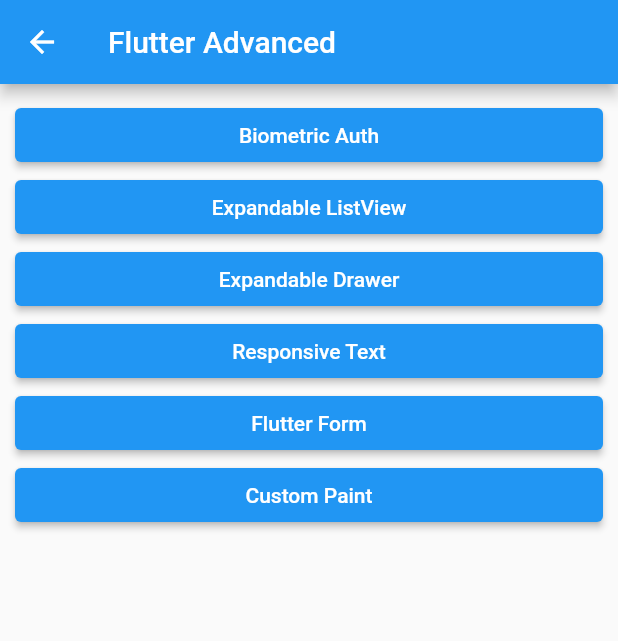
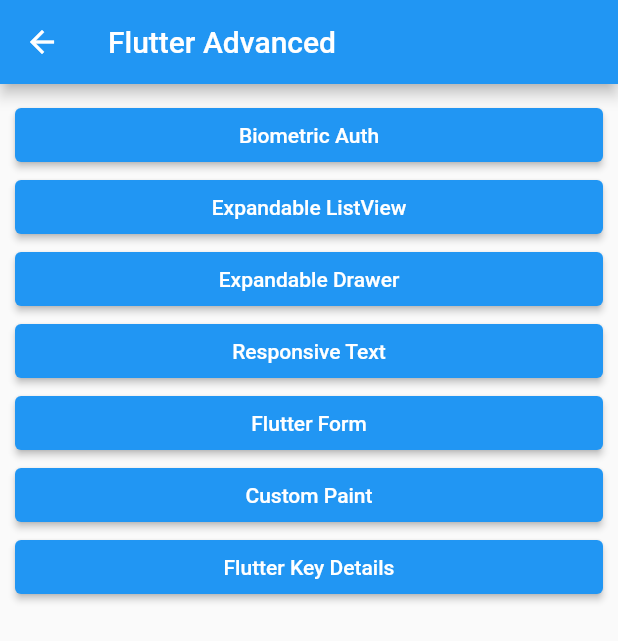
Before and after one commit to ruhulmath08/flutter_a2z, a Flutter app: the FlutterAdvanced screen opened by its route, on a phone screen of 412 x 824 dp. Shown: the top 641 px of the screen. Run offline on Flutter 3.47's test engine with Material 2 defaults, Android fonts, the phone set to English and light mode, and no system bars; our stand-ins replace auto_size_text, carousel_slider, flutter_speed_dial, grouped_list, local_auth, toast; missing offline and left inert: flutter_reaction_button, flutter_syntax_view, giffy_dialog, rotated_corner_decoration.

Commit message:
update flutter_advanced

```diff
--- a/lib/routing/router.dart
+++ b/lib/routing/router.dart
@@ -6,6 +6,7 @@ import 'package:flutter_a2z/screens/flutter_advanced/crud/flutter_crud_add/flutt
 import 'package:flutter_a2z/screens/flutter_advanced/expandable_drawer/expandable_drawer.dart';
 import 'package:flutter_a2z/screens/flutter_advanced/flutter_advanced.dart';
 import 'package:flutter_a2z/screens/flutter_advanced/flutter_form/flutter_form.dart';
+import 'package:flutter_a2z/screens/flutter_advanced/flutter_key_details/flutter_key_details.dart';
 import 'package:flutter_a2z/screens/flutter_advanced/my_custom_paint/my_custom_paint.dart';
 import 'package:flutter_a2z/screens/flutter_advanced/responsive_text/responsive_text.dart';
 import 'package:flutter_a2z/screens/flutter_lifecycle/flutter_lifecycle.dart';
@@ -56,7 +57,7 @@ import 'package:flutter_a2z/screens/sign_up/sign_up_screen.dart';
 
 Route<dynamic> generateRoute(RouteSettings settings) {
   switch (settings.name) {
-    /*--------------------------------- Login : Start---------------------------------*/
+    //---------------------------------Login: Start--------------------------------------------
     case LOGIN_SCREEN_ROUTE:
       return MaterialPageRoute(
         builder: (context) => const LoginScreen(
@@ -64,18 +65,18 @@ Route<dynamic> generateRoute(RouteSettings settings) {
         ),
       );
       break;
-    /*--------------------------------- Login : End---------------------------------*/
+    //---------------------------------Login: End----------------------------------------------
 
-    /*--------------------------------- SignUp : Start---------------------------------*/
+    //---------------------------------SignUp: Start-------------------------------------------
     case SIGN_UP_SCREEN_ROUTE:
       return MaterialPageRoute(
         builder: (context) => const SignUpScreen(
           title: SIGN_UP_SCREEN__TITLE,
         ),
       );
-    /*--------------------------------- SignUp : End---------------------------------*/
+    //---------------------------------SignUp: End---------------------------------------------
 
-    /*--------------------------------- HomeScreen : Start------------------------------------*/
+    //---------------------------------HomeScreen: Start---------------------------------------
     case HOME_SCREEN_ROUTE:
       return MaterialPageRoute(
         builder: (context) => const HomeScreen(
@@ -83,9 +84,9 @@ Route<dynamic> generateRoute(RouteSettings settings) {
         ),
       );
       break;
-    /*--------------------------------- HomeScreen : End---------------------------------------*/
+    //---------------------------------HomeScreen: End-----------------------------------------
 
-    //----------------------------------FlutterAdvanced: Start----------------------------------
+    //---------------------------------FlutterAdvanced: Start----------------------------------
     //FlutterAdvanced
     case FLUTTER_ADVANCED_SCREEN_ROUTE:
       return MaterialPageRoute(
@@ -134,9 +135,17 @@ Route<dynamic> generateRoute(RouteSettings settings) {
           title: MY_CUSTOM_PAINT_SCREEN_TITLE,
         ),
       );
-    //----------------------------------FlutterAdvanced: End-----------------------------------
 
-    /*--------------------------------- Flutter Button : Start---------------------------------*/
+    //flutter_key_details
+    case FLUTTER_KEY_DETAILS_SCREEN_ROUTE:
+      return MaterialPageRoute(
+        builder: (context) => const FlutterKeyDetails(
+          title: FLUTTER_KEY_DETAILS_SCREEN_TITLE,
+        ),
+      );
+    //---------------------------------FlutterAdvanced: End------------------------------------
+
+    //---------------------------------FlutterButton: Start------------------------------------
     //button
     case FLUTTER_BUTTON_SCREEN_ROUTE:
       return MaterialPageRoute(
@@ -190,18 +199,18 @@ Route<dynamic> generateRoute(RouteSettings settings) {
         ),
       );
       break;
-    /*--------------------------------- Flutter Button : End---------------------------------*/
+    //---------------------------------FlutterButton: End--------------------------------------
 
-    /*--------------------------------- Flutter BottomNavigationView : Start---------------------------------*/
+    //---------------------------------FlutterBottomNavigationView: Start----------------------
     case FLUTTER_BOTTOM_NAVIGATION_VIEW_SCREEN_ROUTE:
       return MaterialPageRoute(
         builder: (context) => const MyBottomNavigation(
           title: FLUTTER_BOTTOM_NAVIGATION_VIEW_SCREEN_TITLE,
         ),
       );
-    /*--------------------------------- Flutter BottomNavigationView : End---------------------------------*/
+    //---------------------------------FlutterBottomNavigationView: End------------------------
 
-    /*--------------------------------- TabViewLayout : Start ---------------------------------*/
+    //---------------------------------TabViewLayout: Start -----------------------------------
     case FLUTTER_TAB_VIEW_SCREEN_ROUTE:
       return MaterialPageRoute(
         builder: (context) => const TabViewLayout(
@@ -209,9 +218,9 @@ Route<dynamic> generateRoute(RouteSettings settings) {
         ),
       );
       break;
-    /*--------------------------------- TabViewLayout : End ---------------------------------*/
+    //---------------------------------TabViewLayout: End -------------------------------------
 
-    /*--------------------------------- Flutter CRUD : Start---------------------------------*/
+    //---------------------------------FlutterCRUD: Start--------------------------------------
     //flutter CRUD
     case FLUTTER_CRUD_SCREEN_ROUTE:
       return MaterialPageRoute(
@@ -232,9 +241,9 @@ Route<dynamic> generateRoute(RouteSettings settings) {
 
     //flutter CRUD UPDATE
     //flutter CRUD
-    /*--------------------------------- Flutter CRUD : End---------------------------------*/
+    //---------------------------------FlutterCRUD: End----------------------------------------
 
-    /*--------------------------------- Flutter CARD : Start---------------------------------*/
+    //---------------------------------FlutterCARD: Start--------------------------------------
     //flutter card
     case FLUTTER_CARD_SCREEN_ROUTE:
       return MaterialPageRoute(
@@ -306,9 +315,9 @@ Route<dynamic> generateRoute(RouteSettings settings) {
         ),
       );
       break;
-    /*--------------------------------- Flutter CARD : End---------------------------------*/
+    //---------------------------------FlutterCARD: End----------------------------------------
 
-    /*--------------------------------- Flutter AlertDialog : Start---------------------------------*/
+    //---------------------------------FlutterAlertDialog: Start-------------------------------
     //flutter dialog
     case FLUTTER_DIALOG_SCREEN_ROUTE:
       return MaterialPageRoute(
@@ -362,9 +371,9 @@ Route<dynamic> generateRoute(RouteSettings settings) {
         ),
       );
       break;
-    /*--------------------------------- Flutter AlertDialog : End---------------------------------*/
+    //---------------------------------FlutterAlertDialog: End---------------------------------
 
-    /*--------------------------------- Flutter Lifecycle : Start---------------------------------*/
+    //---------------------------------FlutterLifecycle: Start---------------------------------
     //flutter lifecycle
     case FLUTTER_LIFECYCLE_SCREEN_ROUTE:
       return MaterialPageRoute(
@@ -380,18 +389,18 @@ Route<dynamic> generateRoute(RouteSettings settings) {
           title: STATEFUL_WIDGET_LIFECYCLE_SCREEN_TITLE,
         ),
       );
-    /*--------------------------------- Flutter Lifecycle : End---------------------------------*/
+    //---------------------------------FlutterLifecycle: End-----------------------------------
 
-    /*--------------------------------- Flutter Chip : Start---------------------------------*/
+    //---------------------------------FlutterChip: Start--------------------------------------
     case FLUTTER_CHIP_SCREEN_ROUTE:
       return MaterialPageRoute(
         builder: (context) => const FlutterChipAll(
           title: FLUTTER_CHIP_SCREEN_TITLE,
         ),
       );
-    /*--------------------------------- Flutter Chip : End---------------------------------*/
+    //---------------------------------FlutterChip: End----------------------------------------
 
-    /*----------------------------------- FlutterPackages : Start-----------------------------------*/
+    //---------------------------------FlutterPackages: Start----------------------------------
     case FLUTTER_PACKAGES_SCREEN_ROUTE:
       return MaterialPageRoute(
         builder: (context) => const FlutterPackages(
@@ -422,9 +431,9 @@ Route<dynamic> generateRoute(RouteSettings settings) {
           title: FLUTTER_CAROUSEL_SLIDER_SCREEN_TITLE,
         ),
       );
-    /*------------------------------------ FlutterPackages : End------------------------------------*/
+    //---------------------------------FlutterPackages: End------------------------------------
 
-    /*---------------------------------- ExpandableElement : Start ---------------------------------*/
+    //---------------------------------ExpandableElement: Start--------------------------------
     //expandable element
     case EXPANDABLE_ELEMENT_SCREEN_ROUTE:
       return MaterialPageRoute(
@@ -465,9 +474,9 @@ Route<dynamic> generateRoute(RouteSettings settings) {
         ),
       );
 
-    /*----------------------------------- ExpandableElement : End ----------------------------------*/
+    //-----------------------------------ExpandableElement: End--------------------------------
 
-    /*----------------------------------- FlutterTable : Start ----------------------------------*/
+    //-----------------------------------FlutterTable: Start-----------------------------------
     //FlutterTable
     case FLUTTER_TABLE_SCREEN_ROUTE:
       return MaterialPageRoute(
@@ -491,9 +500,9 @@ Route<dynamic> generateRoute(RouteSettings settings) {
           title: TABLE_WITH_PAGINATION_SCREEN_TITLE,
         ),
       );
-    /*------------------------------------ FlutterTable : End -----------------------------------*/
+    //------------------------------------FlutterTable: End------------------------------------
 
-    /*----------------------------------- DateTimePicker : Start ----------------------------------*/
+    //------------------------------------DateTimePicker: Start--------------------------------
     //flutterDateTime picker
     case FLUTTER_DATETIME_PICKER_SCREEN_ROUTE:
       return MaterialPageRoute(
@@ -533,7 +542,7 @@ Route<dynamic> generateRoute(RouteSettings settings) {
           title: DATE_RANGE_PICKER_SCREEN_TITLE,
         ),
       );
-    /*------------------------------------ DateTimePicker : End -----------------------------------*/
+    //---------------------------------DateTimePicker: End-------------------------------------
 
     default:
       return null;
--- a/lib/routing/routing_constants.dart
+++ b/lib/routing/routing_constants.dart
@@ -1,22 +1,22 @@
-/*--------------------------------- Undefined : Start---------------------------------*/
+//---------------------------------Undefined: Start----------------------------------
 const String UNDEFINED_SCREEN_TITLE = 'Undefined Screen';
 
-/*--------------------------------- Login : Start---------------------------------*/
+//---------------------------------Login: Start--------------------------------------
 const String LOGIN_SCREEN_ROUTE = '/';
 const String LOGIN_SCREEN_TITLE = 'Login';
-/*--------------------------------- Login : End---------------------------------*/
+//---------------------------------Login: End----------------------------------------
 
-/*--------------------------------- Login : Start---------------------------------*/
+//---------------------------------SignUp: End---------------------------------------
 const String SIGN_UP_SCREEN_ROUTE = '/sign_up';
 const String SIGN_UP_SCREEN__TITLE = 'SignUp';
-/*--------------------------------- Login : End---------------------------------*/
+//---------------------------------SignUp: Start-------------------------------------
 
-/*--------------------------------- Home : Start---------------------------------*/
+//---------------------------------Home: Start---------------------------------------
 const String HOME_SCREEN_ROUTE = '/home';
 const String HOME_SCREEN_TITLE = 'Home';
-/*--------------------------------- Home : End---------------------------------*/
+//---------------------------------Home: End-----------------------------------------
 
-/*--------------------------------- Button : Start---------------------------------*/
+//---------------------------------Button : Start------------------------------------
 const String FLUTTER_BUTTON_SCREEN_ROUTE = '/flutter_button';
 const String FLUTTER_BUTTON_SCREEN_TITLE = 'Buttons';
 
@@ -39,19 +39,19 @@ const String FLUTTER_DROPDOWN_BUTTON_SCREEN_TITLE = 'Flutter Dropdown Button';
 //popup button
 const String FLUTTER_POPUP_MENU_BUTTON_SCREEN_ROUTE = '/flutter_popup_button';
 const String FLUTTER_POPUP_MENU_BUTTON_SCREEN_TITLE = 'Popup Menu Button';
-/*--------------------------------- Button : End---------------------------------*/
+//---------------------------------Button : End--------------------------------------
 
-/*--------------------------------- Button : Start---------------------------------*/
+//---------------------------------BottomNavigation: Start---------------------------
 const String FLUTTER_BOTTOM_NAVIGATION_VIEW_SCREEN_ROUTE = '/flutter_bottom_navigation';
 const String FLUTTER_BOTTOM_NAVIGATION_VIEW_SCREEN_TITLE = 'BottomNavigation';
-/*--------------------------------- Button : End---------------------------------*/
+//---------------------------------BottomNavigation: End-----------------------------
 
-/*--------------------------------- TabViewLayout : Start---------------------------------*/
+//---------------------------------TabViewLayout: Start------------------------------
 const String FLUTTER_TAB_VIEW_SCREEN_ROUTE = '/flutter_tab_view';
 const String FLUTTER_TAB_VIEW_SCREEN_TITLE = 'TabView';
-/*--------------------------------- TabViewLayout : End---------------------------------*/
+//---------------------------------TabViewLayout: End--------------------------------
 
-/*--------------------------------- Flutter CRUD : Start---------------------------------*/
+//---------------------------------FlutterCRUD: Start--------------------------------
 //flutter CRUD
 const String FLUTTER_CRUD_SCREEN_ROUTE = '/flutter_crud';
 const String FLUTTER_CRUD_SCREEN_TITLE = 'Flutter CRUD';
@@ -67,9 +67,9 @@ const String FLUTTER_CRUD_UPDATE_SCREEN_TITLE = 'Flutter CRUD Update';
 //delete data
 const String FLUTTER_CRUD_DELETE_SCREEN_ROUTE = '/flutter_crud_delete';
 const String FLUTTER_CRUD_DELETE_SCREEN_TITLE = 'Flutter CRUD Delete';
-/*--------------------------------- Flutter CRUD : End---------------------------------*/
+//---------------------------------FlutterCRUD: End----------------------------------
 
-/*--------------------------------- Flutter CARD : Start---------------------------------*/
+//---------------------------------FlutterCARD: Start--------------------------------
 //flutter card
 const String FLUTTER_CARD_SCREEN_ROUTE = '/flutter_card';
 const String FLUTTER_CARD_SCREEN_TITLE = 'Flutter Card';
@@ -101,9 +101,9 @@ const String CARD_WITH_TOP_CIRCLE_SCREEN_TITLE = 'Card With Top Circle';
 //card_with_image_and_text
 const String CARD_WITH_IMAGE_AND_TEXT_SCREEN_ROUTE = '/card_with_image_and_text';
 const String CARD_WITH_IMAGE_AND_TEXT_SCREEN_TITLE = 'Card With Image And Text';
-/*--------------------------------- Flutter CARD : End---------------------------------*/
+//---------------------------------FlutterCARD: End----------------------------------
 
-/*--------------------------------- Flutter AlertDialog : Start---------------------------------*/
+//---------------------------------FlutterAlertDialog: Start-------------------------
 //flutter dialog
 const String FLUTTER_DIALOG_SCREEN_ROUTE = '/flutter_dialog';
 const String FLUTTER_DIALOG_SCREEN_TITLE = 'Alert Dialog';
@@ -131,9 +131,9 @@ const String DIALOG_FOR_LOCATION_SCREEN_TITLE = 'Dialog For Location';
 //dialog_with_full_image
 const String DIALOG_WITH_FULL_IMAGE_SCREEN_ROUTE = '/dialog_with_full_image';
 const String DIALOG_WITH_FULL_IMAGE_SCREEN_TITLE = 'Dialog With Full Image';
-//--------------------------------- Flutter AlertDialog : End---------------------------------
+//---------------------------------FlutterAlertDialog: End---------------------------
 
-//--------------------------------- Flutter Advanced : Start----------------------------------
+//---------------------------------FlutterAdvanced: Start----------------------------
 //flutter advanced
 const String FLUTTER_ADVANCED_SCREEN_ROUTE = '/flutter_advanced';
 const String FLUTTER_ADVANCED_SCREEN_TITLE = 'Flutter Advanced';
@@ -160,9 +160,17 @@ const String FLUTTER_FORM_SCREEN_CODE = '';
 const String MY_CUSTOM_PAINT_SCREEN_ROUTE = 'custom_paint';
 const String MY_CUSTOM_PAINT_SCREEN_TITLE = 'Custom Paint';
 const String MY_CUSTOM_PAINT_SCREEN_CODE = '';
-//--------------------------------- Flutter Advanced : End------------------------------------
 
-/*--------------------------------- Flutter Lifecycle : Start---------------------------------*/
+//flutter_key_details
+const String FLUTTER_KEY_DETAILS_SCREEN_ROUTE = '/flutter_key_details';
+const String FLUTTER_KEY_DETAILS_SCREEN_TITLE = 'Flutter Key Details';
+const String FLUTTER_KEY_DETAILS_SCREEN_CODE = '';
+//---------------------------------Flutter Advanced: End-----------------------------
+
+//---------------------------------FlutterKeyDetails: Start--------------------------
+//---------------------------------FlutterKeyDetails: End----------------------------
+
+//---------------------------------Flutter Lifecycle: Start--------------------------
 //flutter lifecycle
 const String FLUTTER_LIFECYCLE_SCREEN_ROUTE = '/flutter_lifecycle';
 const String FLUTTER_LIFECYCLE_SCREEN_TITLE = 'Flutter Lifecycle';
@@ -170,15 +178,15 @@ const String FLUTTER_LIFECYCLE_SCREEN_TITLE = 'Flutter Lifecycle';
 //flutter Stateful Widget Lifecycle
 const String STATEFUL_WIDGET_LIFECYCLE_SCREEN_ROUTE = '/stateful_widget_lifecycle';
 const String STATEFUL_WIDGET_LIFECYCLE_SCREEN_TITLE = 'Stateful Widget Lifecycle';
-/*--------------------------------- Flutter Lifecycle : End---------------------------------*/
+//---------------------------------Flutter Lifecycle: End----------------------------
 
-/*--------------------------------- Flutter Chip : Start---------------------------------*/
+//---------------------------------Flutter Chip: Start-------------------------------
 //Chip
 const String FLUTTER_CHIP_SCREEN_ROUTE = '/flutter_chip';
 const String FLUTTER_CHIP_SCREEN_TITLE = 'Flutter Chip';
-/*--------------------------------- Flutter Chip : End---------------------------------*/
+//---------------------------------Flutter Chip: End---------------------------------
 
-/*----------------------------------- FlutterPackages : Start-----------------------------------*/
+//---------------------------------FlutterPackages: Start----------------------------
 //flutter_packages
 const String FLUTTER_PACKAGES_SCREEN_ROUTE = '/flutter_packages';
 const String FLUTTER_PACKAGES_SCREEN_TITLE = 'Flutter Packages';
@@ -194,9 +202,9 @@ const String FLUTTER_GROUPED_LIST_SCREEN_TITLE = 'Flutter Grouped List';
 //carousel_slider
 const String FLUTTER_CAROUSEL_SLIDER_SCREEN_ROUTE = '/flutter_carousel_slider';
 const String FLUTTER_CAROUSEL_SLIDER_SCREEN_TITLE = 'Flutter Carousel Slider';
-/*------------------------------------ FlutterPackages : End------------------------------------*/
+//---------------------------------FlutterPackages: End------------------------------
 
-/*---------------------------------- ExpandableElement : Start ---------------------------------*/
+//---------------------------------ExpandableElement: Start -------------------------
 //expandable element
 const String EXPANDABLE_ELEMENT_SCREEN_ROUTE = '/expandable_element';
 const String EXPANDABLE_ELEMENT_SCREEN_TITLE = 'Expandable Element';
@@ -216,9 +224,9 @@ const String EXPANDABLE_PANEL_WIDGET_SCREEN_TITLE = 'Expandable Panel Widget';
 //ExpandableWidget
 const String EXPANDABLE_WIDGET_SCREEN_ROUTE = '/expandable_panel';
 const String EXPANDABLE_WIDGET_SCREEN_TITLE = 'Expandable Panel';
-/*----------------------------------- ExpandableElement : End ----------------------------------*/
+//---------------------------------ExpandableElement: End ---------------------------
 
-/*------------------------------------- FlutterTable : Start -----------------------------------*/
+//---------------------------------FlutterTable: Start ------------------------------
 //FlutterTable
 const String FLUTTER_TABLE_SCREEN_ROUTE = '/flutter_table';
 const String FLUTTER_TABLE_SCREEN_TITLE = 'Flutter Table';
@@ -230,9 +238,9 @@ const String FLUTTER_DATA_TABLE_SCREEN_TITLE = 'Flutter Data Table';
 //TableWithPagination
 const String TABLE_WITH_PAGINATION_SCREEN_ROUTE = '/table_with_pagination';
 const String TABLE_WITH_PAGINATION_SCREEN_TITLE = 'Table With Pagination';
-/*------------------------------------ FlutterTable : End -------------------------------------*/
+//---------------------------------FlutterTable: End --------------------------------
 
-/*----------------------------------- DateTimePicker : Start ----------------------------------*/
+//---------------------------------DateTimePicker: Start ----------------------------
 //myDateTime picker
 const String FLUTTER_DATETIME_PICKER_SCREEN_ROUTE = '/flutter_datetime_picker';
 const String FLUTTER_DATETIME_PICKER_SCREEN_TITLE = 'Flutter DateTime Picker';
@@ -252,4 +260,4 @@ const String DATETIME_PICKER_SCREEN_TITLE = 'DateTime Picker';
 //dateRangePicker
 const String DATE_RANGE_PICKER_SCREEN_ROUTE = '/date_range_picker';
 const String DATE_RANGE_PICKER_SCREEN_TITLE = 'DateRange Picker';
-/*------------------------------------ DateTimePicker : End -----------------------------------*/
+//---------------------------------DateTimePicker: End ------------------------------
--- a/lib/screens/flutter_advanced/flutter_advanced.dart
+++ b/lib/screens/flutter_advanced/flutter_advanced.dart
@@ -20,6 +20,7 @@ class _FlutterAdvancedState extends State<FlutterAdvanced> {
       ),
       body: ListView(
         padding: const EdgeInsets.all(Constants.PAGE_DEFAULT_PADDING),
+        physics: const BouncingScrollPhysics(),
         children: [
           ElevatedButton(
             onPressed: () {
@@ -69,6 +70,14 @@ class _FlutterAdvancedState extends State<FlutterAdvanced> {
               MY_CUSTOM_PAINT_SCREEN_TITLE,
             ),
           ),
+          ElevatedButton(
+            onPressed: () {
+              Navigator.pushNamed(context, FLUTTER_KEY_DETAILS_SCREEN_ROUTE);
+            },
+            child: const Text(
+              FLUTTER_KEY_DETAILS_SCREEN_TITLE
+            ),
+          ),
         ],
       ),
     );
```
Also changed, not shown: lib/screens/flutter_advanced/flutter_key_details/flutter_key_details.dart (added, +32 -0 lines), lib/screens/flutter_advanced/my_custom_paint/my_custom_paint.dart (+9 -4 lines).
